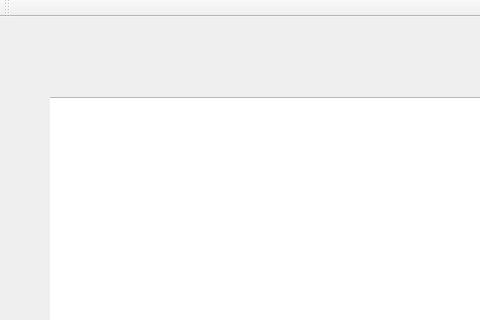
The window that cs1dproject/mainwindow.ui (AustinVaday/CS1D-Class-Project-2) describes before a commit, drawn with Qt 5; both pictures show x 0 to 480 and y 0 to 320 of the 813 by 550 pixel window.
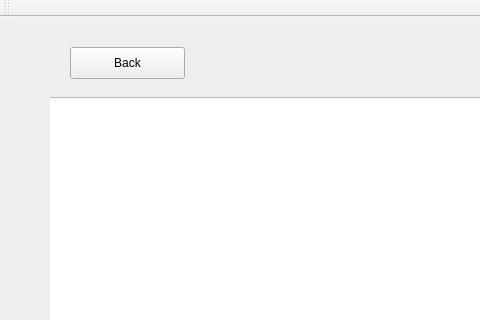
The same window after the commit. The open tabs and pages were chosen to show the change.

Commit message: Added page for managing souvenirs, next is to use the insert row and modify souvenirs for each stadium.

```diff
--- a/cs1dproject/mainwindow.ui
+++ b/cs1dproject/mainwindow.ui
@@ -1933,6 +1933,19 @@
        </item>
       </layout>
      </widget>
+     <widget class="QPushButton" name="pushButton_back_manageSouvenir">
+      <property name="geometry">
+       <rect>
+        <x>20</x>
+        <y>0</y>
+        <width>115</width>
+        <height>32</height>
+       </rect>
+      </property>
+      <property name="text">
+       <string>Back</string>
+      </property>
+     </widget>
     </widget>
    </widget>
   </widget>
```
Left out of the diff: 2 changed lines with no effect on the pictures. The commit also changes 6 other files.
